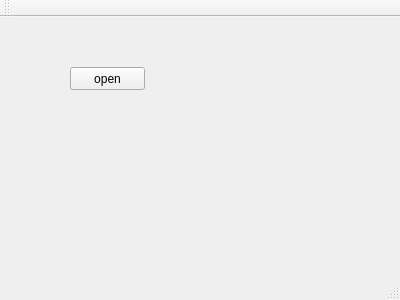
baidut/ITS, file OpenCarVision/mainwindow.ui: the form before one commit.
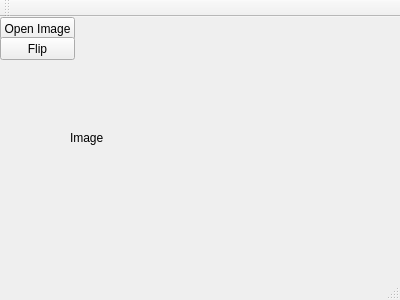
The form after the commit.

Commit message: 添加flip 左右翻转处理

Patch:
```diff
--- a/OpenCarVision/mainwindow.ui
+++ b/OpenCarVision/mainwindow.ui
@@ -17,14 +17,40 @@
    <widget class="QPushButton" name="pushButton_open">
     <property name="geometry">
      <rect>
+      <x>0</x>
+      <y>0</y>
+      <width>75</width>
+      <height>23</height>
+     </rect>
+    </property>
+    <property name="text">
+     <string>Open Image</string>
+    </property>
+   </widget>
+   <widget class="QPushButton" name="pushButton_flip">
+    <property name="geometry">
+     <rect>
+      <x>0</x>
+      <y>20</y>
+      <width>75</width>
+      <height>23</height>
+     </rect>
+    </property>
+    <property name="text">
+     <string>Flip</string>
+    </property>
+   </widget>
+   <widget class="QLabel" name="label_img">
+    <property name="geometry">
+     <rect>
       <x>70</x>
-      <y>50</y>
-      <width>75</width>
-      <height>23</height>
+      <y>0</y>
+      <width>331</width>
+      <height>241</height>
      </rect>
     </property>
     <property name="text">
-     <string>open</string>
+     <string>Image</string>
     </property>
    </widget>
   </widget>
```
The commit also changes 3 other files.
